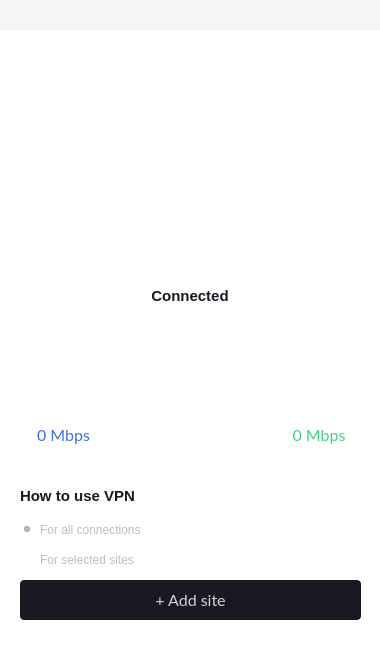
This is client/ui/mainwindow.ui in amnezia-vpn/amnezia-client as Qt 5 draws it before an edit. The edited form follows.
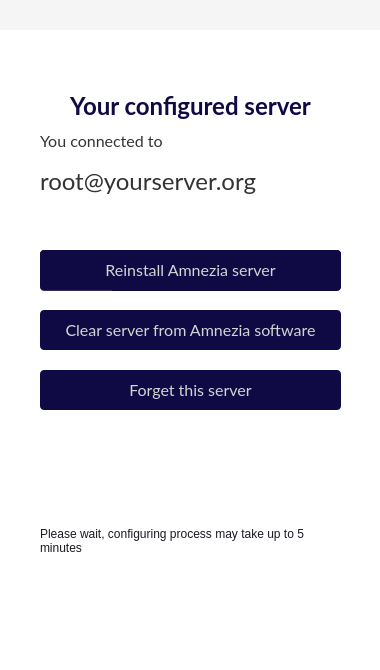
This is the edited form. The open tabs and pages were chosen to show the change. Icons and pictures are not drawn. Custom widgets are drawn as their Qt base class.

```diff
--- a/client/ui/mainwindow.ui
+++ b/client/ui/mainwindow.ui
@@ -1534,7 +1534,299 @@
        </property>
       </widget>
      </widget>
-     <widget class="QWidget" name="page_share">
+     <widget class="QWidget" name="page_server_settings">
+      <widget class="QLabel" name="label_server_settings_wait_info">
+       <property name="enabled">
+        <bool>true</bool>
+       </property>
+       <property name="geometry">
+        <rect>
+         <x>40</x>
+         <y>490</y>
+         <width>301</width>
+         <height>41</height>
+        </rect>
+       </property>
+       <property name="text">
+        <string>Please wait, configuring process may take up to 5 minutes</string>
+       </property>
+       <property name="wordWrap">
+        <bool>true</bool>
+       </property>
+      </widget>
+      <widget class="QLabel" name="label_13">
+       <property name="geometry">
+        <rect>
+         <x>40</x>
+         <y>100</y>
+         <width>171</width>
+         <height>21</height>
+        </rect>
+       </property>
+       <property name="styleSheet">
+        <string notr="true">font-family: Lato;
+font-style: normal;
+font-weight: normal;
+font-size: 16px;
+line-height: 150%;
+
+/* or 24px */
+
+/* text */
+color: #333333;</string>
+       </property>
+       <property name="text">
+        <string>You connected to</string>
+       </property>
+      </widget>
+      <widget class="QPushButton" name="pushButton_server_settings_reinstall">
+       <property name="geometry">
+        <rect>
+         <x>40</x>
+         <y>220</y>
+         <width>301</width>
+         <height>40</height>
+        </rect>
+       </property>
+       <property name="cursor">
+        <cursorShape>PointingHandCursor</cursorShape>
+       </property>
+       <property name="styleSheet">
+        <string notr="true">QPushButton {
+color:rgb(212, 212, 212);
+border-radius: 4px;
+
+font-family: Lato;
+font-style: normal;
+font-weight: normal;
+font-size: 16px;
+line-height: 21px;
+
+background: #100A44;
+border-radius: 4px;
+}
+</string>
+       </property>
+       <property name="text">
+        <string>Reinstall Amnezia server</string>
+       </property>
+      </widget>
+      <widget class="QPushButton" name="pushButton_back_from_server_settings">
+       <property name="geometry">
+        <rect>
+         <x>10</x>
+         <y>10</y>
+         <width>26</width>
+         <height>20</height>
+        </rect>
+       </property>
+       <property name="cursor">
+        <cursorShape>PointingHandCursor</cursorShape>
+       </property>
+       <property name="styleSheet">
+        <string notr="true">QPushButton {
+	image: url(:/images/arrow_right.png);
+	image-position: left;
+	text-align: left;
+    /*font: 17pt &quot;Ancient&quot;;*/
+
+	padding: 1px;
+	image: url(:/images/arrow_left.png);
+}
+QPushButton:hover {
+	padding: 0px;
+}
+
+</string>
+       </property>
+       <property name="text">
+        <string/>
+       </property>
+      </widget>
+      <widget class="QLabel" name="label_16">
+       <property name="geometry">
+        <rect>
+         <x>10</x>
+         <y>40</y>
+         <width>361</width>
+         <height>71</height>
+        </rect>
+       </property>
+       <property name="styleSheet">
+        <string notr="true">font-family: Lato;
+font-style: normal;
+font-weight: bold;
+font-size: 24px;
+line-height: 25px;
+color: #100A44;
+</string>
+       </property>
+       <property name="text">
+        <string>Your configured server</string>
+       </property>
+       <property name="alignment">
+        <set>Qt::AlignCenter</set>
+       </property>
+       <property name="wordWrap">
+        <bool>true</bool>
+       </property>
+      </widget>
+      <widget class="QProgressBar" name="progressBar_server_settings_reinstall">
+       <property name="geometry">
+        <rect>
+         <x>40</x>
+         <y>220</y>
+         <width>301</width>
+         <height>41</height>
+        </rect>
+       </property>
+       <property name="styleSheet">
+        <string notr="true">QProgressBar{
+color:rgb(212, 212, 212);
+border-radius: 4px;
+
+font-family: Lato;
+font-style: normal;
+font-weight: normal;
+font-size: 16px;
+line-height: 21px;
+
+background: #100A44;
+border-radius: 4px;
+}
+
+QProgressBar::chunk {
+background: rgba(255, 255, 255, 0.15);
+border-radius: 4px 0px 0px 4px;
+
+}
+</string>
+       </property>
+       <property name="value">
+        <number>24</number>
+       </property>
+       <property name="alignment">
+        <set>Qt::AlignCenter</set>
+       </property>
+       <property name="textVisible">
+        <bool>true</bool>
+       </property>
+       <property name="format">
+        <string>Configuring...</string>
+       </property>
+      </widget>
+      <widget class="QLabel" name="label_17">
+       <property name="geometry">
+        <rect>
+         <x>110</x>
+         <y>590</y>
+         <width>150</width>
+         <height>22</height>
+        </rect>
+       </property>
+       <property name="styleSheet">
+        <string notr="true">image: url(:/images/AmneziaVPN.png);</string>
+       </property>
+       <property name="text">
+        <string/>
+       </property>
+      </widget>
+      <widget class="QPushButton" name="pushButton_server_settings_clear">
+       <property name="geometry">
+        <rect>
+         <x>40</x>
+         <y>280</y>
+         <width>301</width>
+         <height>40</height>
+        </rect>
+       </property>
+       <property name="cursor">
+        <cursorShape>PointingHandCursor</cursorShape>
+       </property>
+       <property name="styleSheet">
+        <string notr="true">QPushButton {
+color:rgb(212, 212, 212);
+border-radius: 4px;
+
+font-family: Lato;
+font-style: normal;
+font-weight: normal;
+font-size: 16px;
+line-height: 21px;
+
+background: #100A44;
+border-radius: 4px;
+}
+</string>
+       </property>
+       <property name="text">
+        <string>Clear server from Amnezia software</string>
+       </property>
+      </widget>
+      <widget class="QPushButton" name="pushButton_server_settings_forget">
+       <property name="geometry">
+        <rect>
+         <x>40</x>
+         <y>340</y>
+         <width>301</width>
+         <height>40</height>
+        </rect>
+       </property>
+       <property name="cursor">
+        <cursorShape>PointingHandCursor</cursorShape>
+       </property>
+       <property name="styleSheet">
+        <string notr="true">QPushButton {
+color:rgb(212, 212, 212);
+border-radius: 4px;
+
+font-family: Lato;
+font-style: normal;
+font-weight: normal;
+font-size: 16px;
+line-height: 21px;
+
+background: #100A44;
+border-radius: 4px;
+}
+</string>
+       </property>
+       <property name="text">
+        <string>Forget this server</string>
+       </property>
+      </widget>
+      <widget class="QLabel" name="label_server_settings_server">
+       <property name="geometry">
+        <rect>
+         <x>40</x>
+         <y>130</y>
+         <width>321</width>
+         <height>41</height>
+        </rect>
+       </property>
+       <property name="styleSheet">
+        <string notr="true">font-family: Lato;
+font-style: normal;
+font-weight: normal;
+font-size: 24px;
+color: #333333;</string>
+       </property>
+       <property name="text">
+        <string>root@yourserver.org</string>
+       </property>
+      </widget>
+      <zorder>label_server_settings_wait_info</zorder>
+      <zorder>label_13</zorder>
+      <zorder>pushButton_back_from_server_settings</zorder>
+      <zorder>label_16</zorder>
+      <zorder>progressBar_server_settings_reinstall</zorder>
+      <zorder>label_17</zorder>
+      <zorder>pushButton_server_settings_reinstall</zorder>
+      <zorder>pushButton_server_settings_clear</zorder>
+      <zorder>pushButton_server_settings_forget</zorder>
+      <zorder>label_server_settings_server</zorder>
+     </widget>
+     <widget class="QWidget" name="page_share_connection">
       <widget class="QPushButton" name="pushButton_back_from_share">
        <property name="geometry">
         <rect>
```
Left out of the diff: 93 changed lines with no effect on the pictures.
